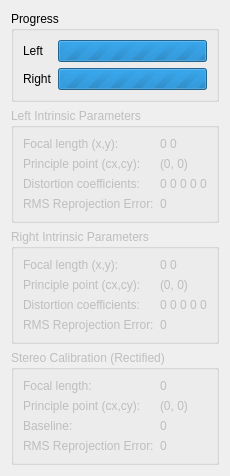
Old version of the form src/calibrate/calibrateconfirmdialog.ui in the repository i3drobotics/stereo-vision-toolkit.
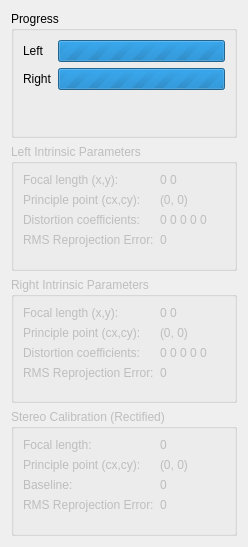
New version of the form.

```diff
--- a/src/calibrate/calibrateconfirmdialog.ui
+++ b/src/calibrate/calibrateconfirmdialog.ui
@@ -6,8 +6,8 @@
    <rect>
     <x>0</x>
     <y>0</y>
-    <width>202</width>
-    <height>428</height>
+    <width>248</width>
+    <height>547</height>
    </rect>
   </property>
   <property name="windowTitle">
```
Left out of the diff: 4 changed lines with no effect on the pictures.
